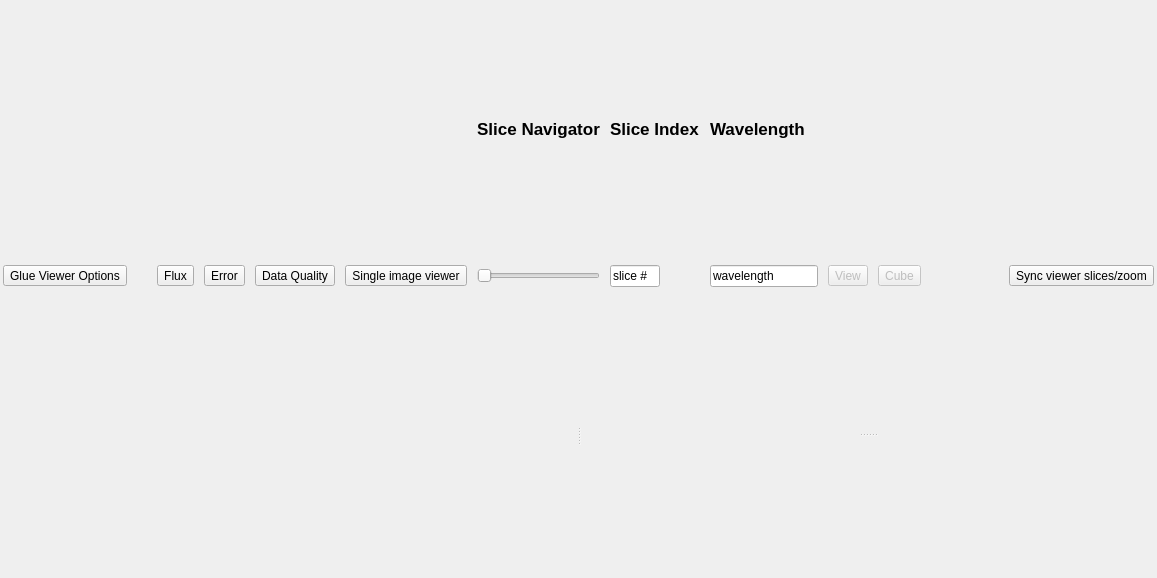
Above: cubeviz/layout.ui from spacetelescope/cubeviz before the change. Below: the same form after it.
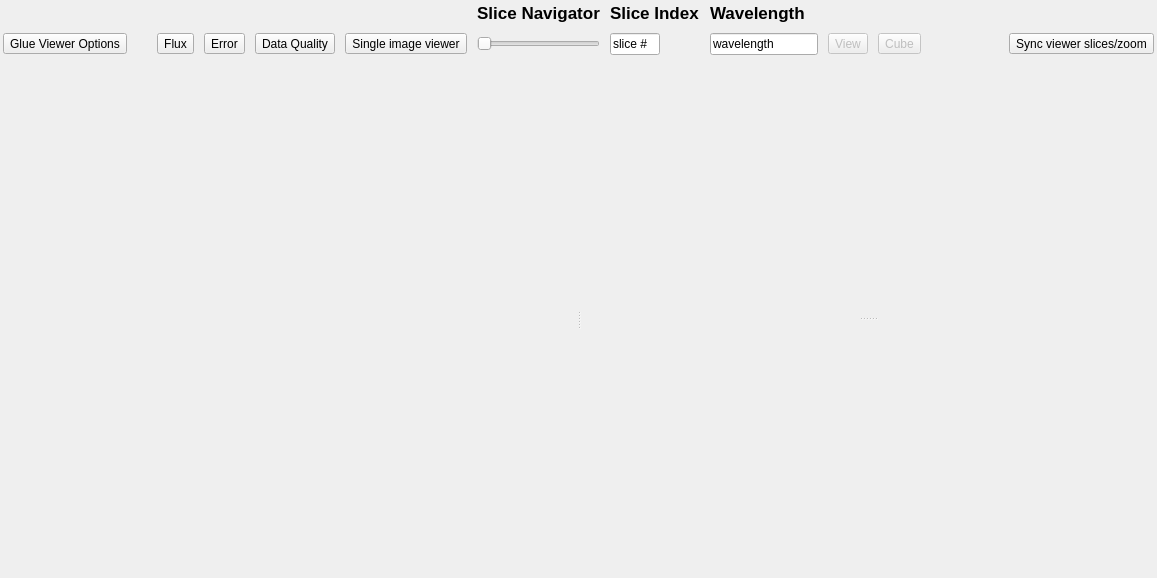
That is the form after the change.

Commit message: Set fixed vertical size for labels to avoid weird issues

```diff
--- a/cubeviz/layout.ui
+++ b/cubeviz/layout.ui
@@ -217,6 +217,12 @@
      </item>
      <item row="0" column="8">
       <widget class="QLabel" name="label">
+       <property name="sizePolicy">
+        <sizepolicy hsizetype="Preferred" vsizetype="Fixed">
+         <horstretch>0</horstretch>
+         <verstretch>0</verstretch>
+        </sizepolicy>
+       </property>
        <property name="font">
         <font>
          <pointsize>13</pointsize>
@@ -233,6 +239,12 @@
      </item>
      <item row="0" column="7">
       <widget class="QLabel" name="label_2">
+       <property name="sizePolicy">
+        <sizepolicy hsizetype="Preferred" vsizetype="Fixed">
+         <horstretch>0</horstretch>
+         <verstretch>0</verstretch>
+        </sizepolicy>
+       </property>
        <property name="font">
         <font>
          <pointsize>13</pointsize>
@@ -251,6 +263,12 @@
      </item>
      <item row="0" column="6">
       <widget class="QLabel" name="label_3">
+       <property name="sizePolicy">
+        <sizepolicy hsizetype="Preferred" vsizetype="Fixed">
+         <horstretch>0</horstretch>
+         <verstretch>0</verstretch>
+        </sizepolicy>
+       </property>
        <property name="font">
         <font>
          <pointsize>13</pointsize>
```
